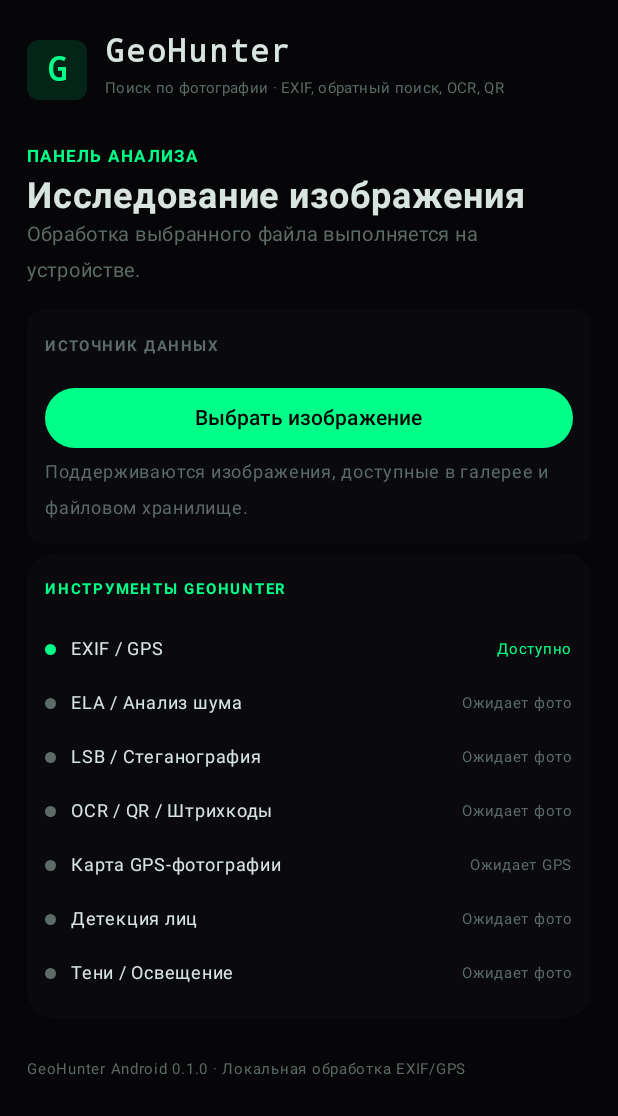
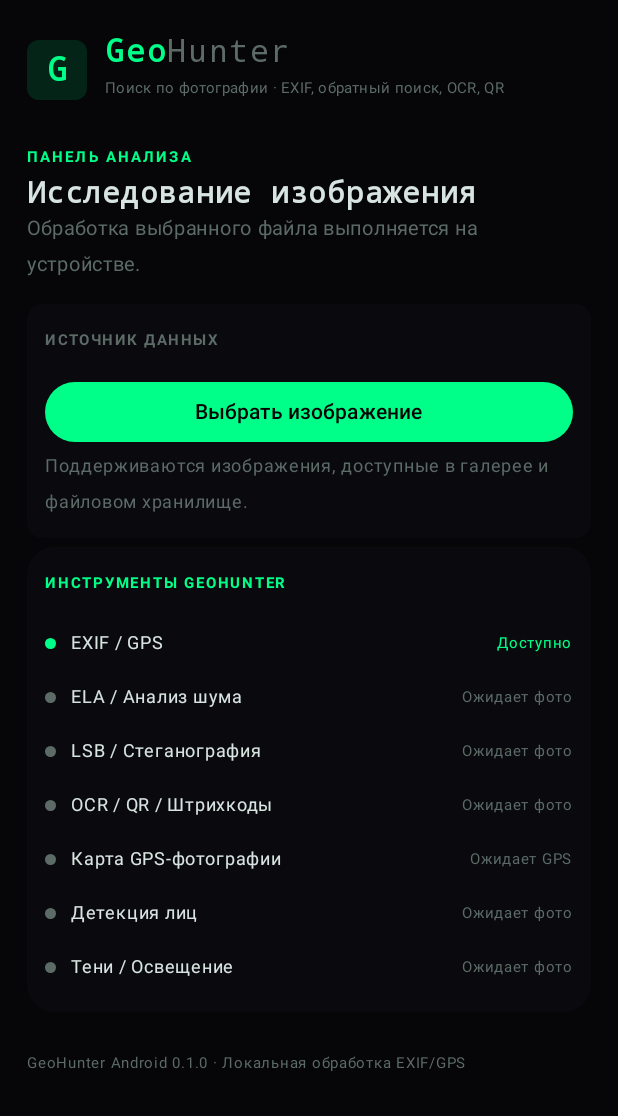
Before and after one commit to ERRORoX/Geohunter, an Android app built with Jetpack Compose: the screen it shows after launch (MainActivity), on a phone screen of 412 x 824 dp. Shown: the top 1116 px of the screen. Run offline under Robolectric (Android 15) with nearby library versions, the phone set to English and light mode, and no system bars; libraries missing offline, so code that uses them is left out: org.maplibre.android.

Commit message:
Add GeoHunter cyber grid and web-style title accents

```diff
--- a/android/app/src/main/java/com/errorox/geohunter/MainActivity.kt
+++ b/android/app/src/main/java/com/errorox/geohunter/MainActivity.kt
@@ -56,6 +56,8 @@ import androidx.compose.runtime.setValue
 import androidx.compose.ui.Alignment
 import androidx.compose.ui.Modifier
 import androidx.compose.ui.graphics.Color
+import androidx.compose.ui.draw.drawBehind
+import androidx.compose.ui.graphics.drawscope.drawLine
 import androidx.compose.ui.graphics.asImageBitmap
 import androidx.compose.ui.layout.ContentScale
 import androidx.compose.ui.platform.LocalContext
@@ -179,13 +181,16 @@ private fun GeoHunterApp() {
                     }
                     Spacer(Modifier.width(12.dp))
                     Column {
-                        Text("GeoHunter", fontWeight = FontWeight.SemiBold, fontSize = 21.sp, letterSpacing = 1.2.sp, fontFamily = androidx.compose.ui.text.font.FontFamily.Monospace)
+                        Row {
+                            Text("Geo", color = GhAccent, fontWeight = FontWeight.SemiBold, fontSize = 21.sp, letterSpacing = 1.2.sp, fontFamily = androidx.compose.ui.text.font.FontFamily.Monospace)
+                            Text("Hunter", color = GhMuted, fontWeight = FontWeight.Medium, fontSize = 21.sp, letterSpacing = 1.2.sp, fontFamily = androidx.compose.ui.text.font.FontFamily.Monospace)
+                        }
                         Text("Поиск по фотографии · EXIF, обратный поиск, OCR, QR", color = GhMuted, fontSize = 10.sp, letterSpacing = 0.2.sp)
                     }
                 }
                 Spacer(Modifier.height(22.dp))
-                Text("ПАНЕЛЬ АНАЛИЗА", color = GhAccent, fontSize = 11.sp, fontWeight = FontWeight.Bold, letterSpacing = 1.4.sp)
-                Text("Исследование изображения", fontSize = 24.sp, fontWeight = FontWeight.Bold)
+                Text("ПАНЕЛЬ АНАЛИЗА", color = GhAccent, fontSize = 10.sp, fontWeight = FontWeight.Bold, letterSpacing = 1.4.sp)
+                Text("Исследование изображения", color = GhText, fontSize = 20.sp, fontWeight = FontWeight.SemiBold, fontFamily = androidx.compose.ui.text.font.FontFamily.Monospace)
                 Text("Обработка выбранного файла выполняется на устройстве.", color = GhMuted, fontSize = 13.sp)
                 Spacer(Modifier.height(8.dp))
             }
```
